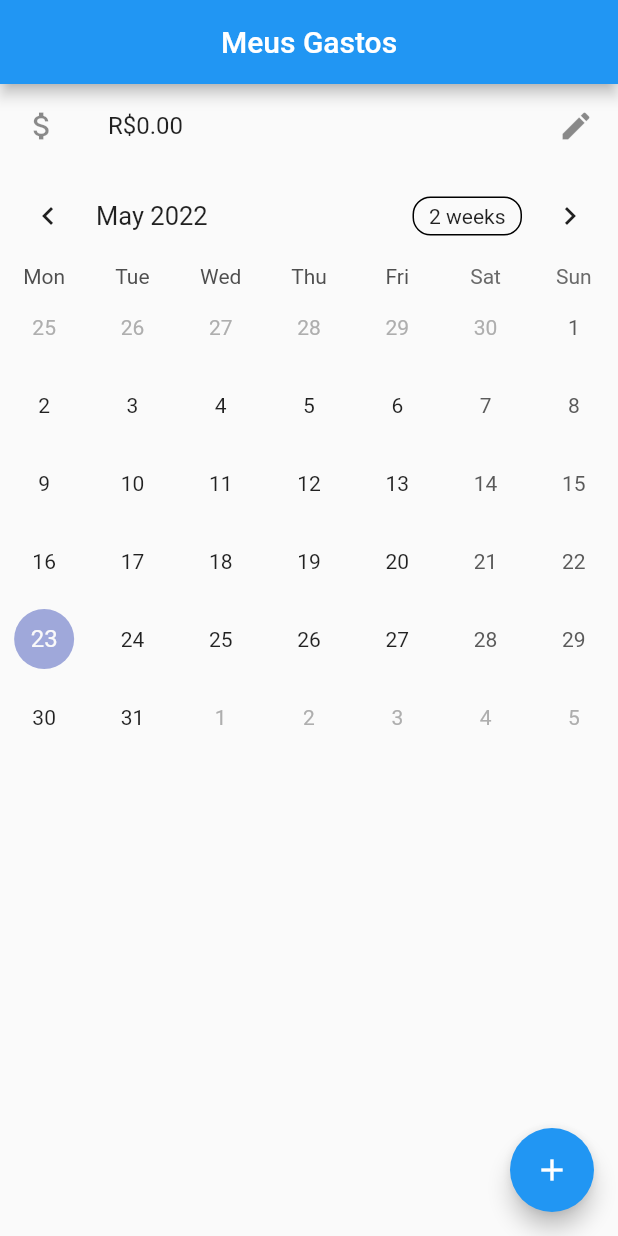
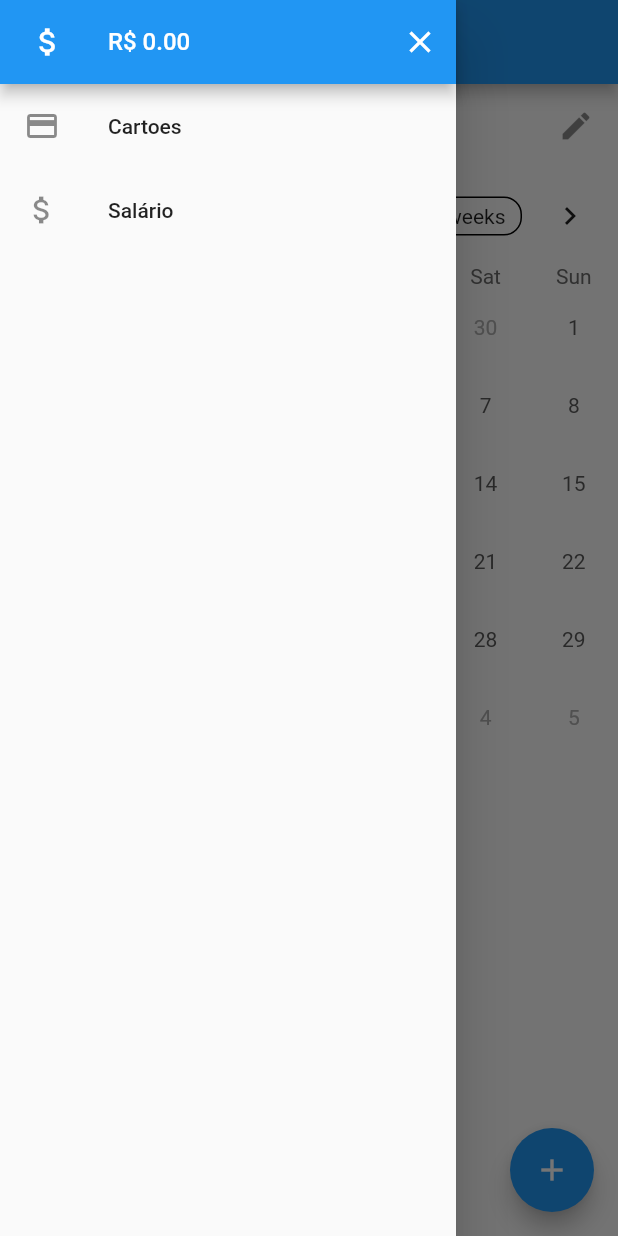
Before and after one commit to VitorPaulo21/MyProjects, a Flutter app: the screen it shows after launch, with the side drawer open (before the commit the screen has no drawer), on a phone screen of 412 x 824 dp. Run offline on Flutter 3.47's test engine with Material 2 defaults, Android fonts, the phone set to English and light mode, and no system bars; drawn by our look-alikes of table_calendar; our stand-ins replace badges, cached_network_image, carousel_slider, connectivity_plus, firebase_auth, firebase_core and 4 more; missing offline and left inert: encrypt, flutter_file_utils; accounts and stored records are empty.

Commit message:
some models are added now the sistem will with cards and salary

```diff
--- /dev/null
+++ b/my_expenses/lib/components/app_drawer.dart
@@ -0,0 +1,54 @@
+import 'package:flutter/material.dart';
+import 'package:my_expenses/providers/expensesProvider.dart';
+import 'package:my_expenses/utils/app_routes.dart';
+import 'package:provider/provider.dart';
+
+class AppDrawer extends StatelessWidget {
+  const AppDrawer({Key? key}) : super(key: key);
+
+  @override
+  Widget build(BuildContext context) {
+    return Drawer(
+      child: Scaffold(
+        appBar: AppBar(
+          leading: const Padding(
+            padding: EdgeInsets.only(left: 8),
+            child: Center(child: Icon(Icons.attach_money)),
+          ),
+          title: Text(
+            "R\$ " +
+                Provider.of<ExpensesProvider>(context, listen: false)
+                    .wallet
+                    .value
+                    .toStringAsFixed(2),
+            style: const TextStyle(
+              fontSize: 16,
+            ),
+          ),
+          actions: [
+            IconButton(
+              onPressed: () => Navigator.of(context, rootNavigator: true).pop(),
+              icon: Icon(Icons.close),
+            )
+          ],
+        ),
+        body: Column(
+          children: [
+            ListTile(
+              onTap: () {
+                Navigator.of(context).pushNamed(AppRoutes.CARDS_SCREEN);
+              },
+              leading: Icon(Icons.credit_card),
+              title: Text("Cartoes"),
+            ),
+            ListTile(
+              onTap: () {},
+              leading: Icon(Icons.attach_money),
+              title: Text("Salário"),
+            )
+          ],
+        ),
+      ),
+    );
+  }
+}
--- a/my_expenses/lib/main.dart
+++ b/my_expenses/lib/main.dart
@@ -1,6 +1,8 @@
 import 'package:flutter/material.dart';
+import 'package:my_expenses/providers/cards_provider.dart';
 import 'package:my_expenses/providers/expensesProvider.dart';
-import 'package:my_expenses/screens/home.dart';
+import 'package:my_expenses/screens/cards_screen.dart';
+import 'package:my_expenses/screens/home_screen.dart';
 import 'package:my_expenses/utils/app_routes.dart';
 import 'package:provider/provider.dart';
 
@@ -19,6 +21,9 @@ class MyApp extends StatelessWidget {
         ChangeNotifierProvider<ExpensesProvider>(
           create: (ctx) => ExpensesProvider(),
         ),
+        ChangeNotifierProvider<CardsProvider>(
+          create: (ctx) => CardsProvider(),
+        ),
       ],
       child: MaterialApp(
         title: 'Meus Gastos',
@@ -28,6 +33,7 @@ class MyApp extends StatelessWidget {
         debugShowCheckedModeBanner: false,
         routes: {
           AppRoutes.HOME: (ctx) => HomeScreen(),
+          AppRoutes.CARDS_SCREEN: (ctx) => CardsScreen(),
         },
       ),
     );
--- /dev/null
+++ b/my_expenses/lib/models/credit_card.dart
@@ -0,0 +1,25 @@
+class CreditCard {
+  String name;
+  double _value;
+  List<double> expenses = [];
+  DateTime closingDate;
+  DateTime dueDate;
+
+  CreditCard(
+      {required this.name,
+      required this.closingDate,
+      required this.dueDate,
+      double value = 0})
+      : _value = value;
+
+  set value(double value) {
+    _value = value;
+  }
+
+  double get value {
+    _value = _value +
+        expenses.fold<double>(
+            0, (previousValue, actual) => actual + previousValue);
+    return _value;
+  }
+}
--- /dev/null
+++ b/my_expenses/lib/providers/cards_provider.dart
@@ -0,0 +1,13 @@
+import 'package:flutter/cupertino.dart';
+import 'package:my_expenses/models/credit_card.dart';
+
+class CardsProvider with ChangeNotifier {
+  List<CreditCard> _cards = [];
+
+  void addCards(CreditCard card) {
+    _cards.add(card);
+    notifyListeners();
+  }
+
+  List<CreditCard> get cards => [..._cards];
+}
--- a/my_expenses/lib/screens/home.dart
+++ b/my_expenses/lib/screens/home_screen.dart
@@ -1,6 +1,7 @@
 import 'package:badges/badges.dart';
 import 'package:flutter/material.dart';
 import 'package:intl/intl.dart';
+import 'package:my_expenses/components/app_drawer.dart';
 import 'package:my_expenses/models/expense.dart';
 import 'package:my_expenses/models/to_pay.dart';
 import 'package:my_expenses/providers/expensesProvider.dart';
@@ -20,6 +21,7 @@ class _HomeScreenState extends State<HomeScreen> {
     ExpensesProvider expensesProvider = Provider.of<ExpensesProvider>(context);
     print(expensesProvider.expenses.keys.toString() + "expenses");
     return Scaffold(
+      drawer: AppDrawer(),
       resizeToAvoidBottomInset: true,
       appBar: AppBar(
         title: const Text("Meus Gastos"),
--- a/my_expenses/lib/utils/app_routes.dart
+++ b/my_expenses/lib/utils/app_routes.dart
@@ -1,3 +1,4 @@
 class AppRoutes {
   static String HOME = "/";
+  static String CARDS_SCREEN = "/cards";
 }
```
Also changed, not shown: my_expenses/lib/models/salary.dart (added, +22 -0 lines), my_expenses/lib/screens/cards_screen.dart (added, +108 -0 lines).
